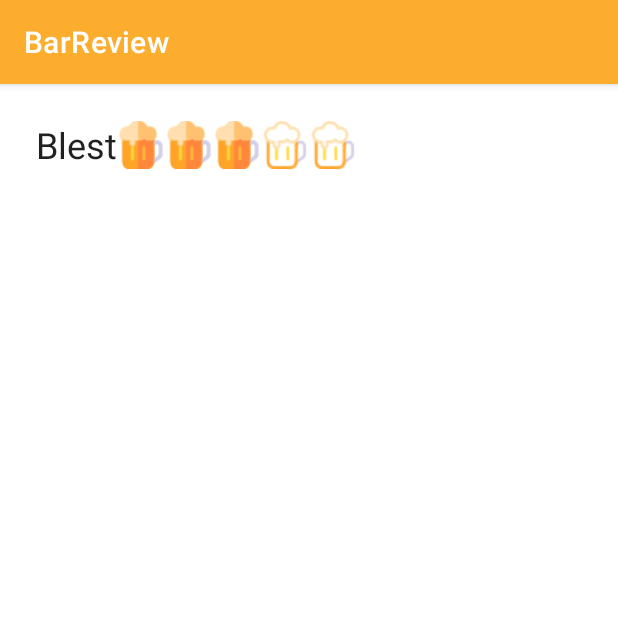
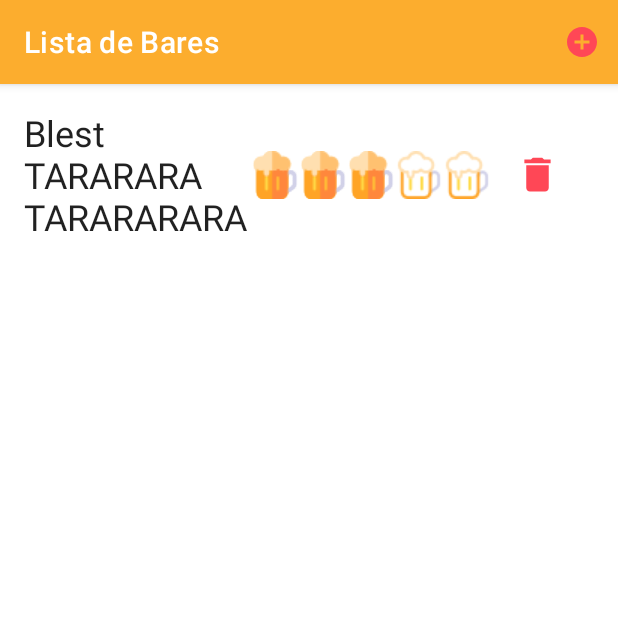
Before and after one commit to gyrivero/debar, an Android app: the BarListFragment screen opened directly, with no data from a screen before it, on a phone screen of 412 x 824 dp, the top half of it. Run offline under Robolectric (Android 15) with nearby library versions, the light colour scheme and no system bars; our stand-ins replace navigation-ui.

Commit message:
1° Menu agregado. Funcionalidades de borrar y agregar bar agregadas

```diff
--- a/app/src/main/java/com/example/barreview/BarFragment.kt
+++ b/app/src/main/java/com/example/barreview/BarFragment.kt
@@ -37,7 +37,9 @@ class BarFragment : Fragment() {
 
     override fun onViewCreated(view: View, savedInstanceState: Bundle?) {
         super.onViewCreated(view, savedInstanceState)
-        binding.nameTV.setText(barId.toString())
+
+        //Provisorio - Falta implementar base de datos
+        binding.barNameTV.setText(barId.toString())
     }
 
     override fun onDestroyView() {
--- a/app/src/main/java/com/example/barreview/BarListFragment.kt
+++ b/app/src/main/java/com/example/barreview/BarListFragment.kt
@@ -1,9 +1,9 @@
 package com.example.barreview
 
+import android.R.attr.data
 import android.os.Bundle
-import android.view.LayoutInflater
-import android.view.View
-import android.view.ViewGroup
+import android.view.*
+import android.widget.Toast
 import androidx.fragment.app.Fragment
 import androidx.recyclerview.widget.GridLayoutManager
 import androidx.recyclerview.widget.LinearLayoutManager
@@ -12,15 +12,23 @@ import com.example.barreview.adapter.BarAdapter
 import com.example.barreview.databinding.FragmentBarListBinding
 import com.example.barreview.model.Bar
 
-private var _binding: FragmentBarListBinding? = null
-private val binding get() = _binding!!
-private lateinit var recyclerView: RecyclerView
-private var isLinearLayoutManager = true
-private lateinit var barList: MutableList<Bar>
 
 class BarListFragment : Fragment() {
+
+    companion object {
+        var checked : Boolean = false;
+    }
+
+    private var _binding: FragmentBarListBinding? = null
+    private val binding get() = _binding!!
+    private lateinit var recyclerView: RecyclerView
+    private var isLinearLayoutManager = true
+    private lateinit var barList: MutableList<Bar>
+    private lateinit var adapter : BarAdapter
+
     override fun onCreate(savedInstanceState: Bundle?) {
         super.onCreate(savedInstanceState)
+        setHasOptionsMenu(true)
     }
 
     override fun onCreateView(
@@ -39,8 +47,9 @@ class BarListFragment : Fragment() {
         chooseLayout()
     }
 
+    //Provisorio - Falta implementar base de datos
     private fun createBar(): MutableList<Bar> {
-        val bar :Bar = Bar(1,"Blest","Cordobna","Palermo",3.0f)
+        val bar :Bar = Bar(1,"Blest TARARARA TARARARARARA","Cordoba","Palermo",3.0f)
         return mutableListOf(bar)
     }
 
@@ -49,15 +58,39 @@ class BarListFragment : Fragment() {
         _binding = null
     }
     private fun chooseLayout() {
+        adapter = BarAdapter(barList,this)
         when (isLinearLayoutManager) {
             true -> {
                 recyclerView.layoutManager = LinearLayoutManager(context)
-                recyclerView.adapter = BarAdapter(barList)
+                recyclerView.adapter = adapter
             }
             false -> {
                 recyclerView.layoutManager = GridLayoutManager(context, 4)
-                recyclerView.adapter = BarAdapter(barList)
+                recyclerView.adapter = adapter
             }
         }
     }
+
+    fun destroyBar(index:Int){
+        Toast.makeText(activity,barList[index].name, Toast.LENGTH_SHORT).show()
+        barList.removeAt(index)
+        adapter.notifyItemRemoved(index)
+    }
+
+    override fun onCreateOptionsMenu(menu: Menu, inflater: MenuInflater) {
+        inflater.inflate(R.menu.layout_menu, menu)
+    }
+
+    override fun onOptionsItemSelected(item: MenuItem): Boolean {
+        return when (item.itemId) {
+            R.id.add_bar -> {
+                val bar :Bar = Bar(1,"Blest TARARARA TARARARARARA","Cordoba","Palermo",3.0f)
+                barList.add(bar)
+                adapter.notifyItemInserted(barList.size-1)
+
+                return true
+            }
+            else -> super.onOptionsItemSelected(item)
+        }
+    }
 }
--- a/app/src/main/java/com/example/barreview/ContainerActivity.kt
+++ b/app/src/main/java/com/example/barreview/ContainerActivity.kt
@@ -7,10 +7,10 @@ import androidx.navigation.fragment.NavHostFragment
 import androidx.navigation.ui.setupActionBarWithNavController
 import com.example.barreview.databinding.ActivityContainerBinding
 
+class ContainerActivity : AppCompatActivity() {
 
-private lateinit var navController: NavController
+    private lateinit var navController: NavController
 
-class ContainerActivity : AppCompatActivity() {
     override fun onCreate(savedInstanceState: Bundle?) {
         super.onCreate(savedInstanceState)
         val binding = ActivityContainerBinding.inflate(layoutInflater)
@@ -18,6 +18,7 @@ class ContainerActivity : AppCompatActivity() {
         val navHostFragment = supportFragmentManager
             .findFragmentById(R.id.navHostFragment) as NavHostFragment
         navController = navHostFragment.navController
+        setupActionBarWithNavController(navController)
     }
 
     override fun onSupportNavigateUp(): Boolean {
--- a/app/src/main/java/com/example/barreview/adapter/BarAdapter.kt
+++ b/app/src/main/java/com/example/barreview/adapter/BarAdapter.kt
@@ -1,21 +1,24 @@
 package com.example.barreview.adapter
 
-import android.content.Context
 import android.view.LayoutInflater
 import android.view.View
 import android.view.ViewGroup
+import android.widget.CheckBox
+import android.widget.ImageButton
 import android.widget.RatingBar
 import android.widget.TextView
 import androidx.navigation.findNavController
 import androidx.recyclerview.widget.RecyclerView
+import com.example.barreview.BarListFragment
 import com.example.barreview.BarListFragmentDirections
 import com.example.barreview.R
 import com.example.barreview.model.Bar
 
-class BarAdapter (private val barList: List<Bar>) : RecyclerView.Adapter<BarAdapter.ItemViewHolder>() {
+class BarAdapter (private val barList: List<Bar>, private val fragment : BarListFragment) : RecyclerView.Adapter<BarAdapter.ItemViewHolder>() {
     class ItemViewHolder(private val view: View) : RecyclerView.ViewHolder(view) {
-        val textView: TextView = view.findViewById(R.id.barTitle)
-        val ratingBar: RatingBar = view.findViewById(R.id.ratingBar)
+        val textView: TextView = view.findViewById(R.id.itemBarTV)
+        val ratingBar: RatingBar = view.findViewById(R.id.itemRB)
+        val imageButton : ImageButton = view.findViewById(R.id.itemDeleteIB)
     }
 
     override fun onCreateViewHolder(parent: ViewGroup, viewType: Int): ItemViewHolder {
@@ -29,6 +32,9 @@ class BarAdapter (private val barList: List<Bar>) : RecyclerView.Adapter<BarAdap
         val item = barList[position]
         holder.textView.text = item.name
         holder.ratingBar.rating = item.rating
+        holder.imageButton.setOnClickListener{
+            fragment.destroyBar(position)
+        }
         holder.itemView.setOnClickListener{
             val action = BarListFragmentDirections.actionBarListFragmentToBarFragment(id = item.id)
             holder.itemView.findNavController().navigate(action)
--- /dev/null
+++ b/app/src/main/res/drawable/ic_baseline_add_circle_24.xml
@@ -0,0 +1,5 @@
+<vector android:height="24dp" android:tint="#FF4756"
+    android:viewportHeight="24" android:viewportWidth="24"
+    android:width="24dp" xmlns:android="http://schemas.android.com/apk/res/android">
+    <path android:fillColor="@android:color/white" android:pathData="M12,2C6.48,2 2,6.48 2,12s4.48,10 10,10 10,-4.48 10,-10S17.52,2 12,2zM17,13h-4v4h-2v-4L7,13v-2h4L11,7h2v4h4v2z"/>
+</vector>
--- /dev/null
+++ b/app/src/main/res/drawable/ic_baseline_delete_24.xml
@@ -0,0 +1,5 @@
+<vector android:height="30dp" android:tint="#FF4756"
+    android:viewportHeight="24" android:viewportWidth="24"
+    android:width="30dp" xmlns:android="http://schemas.android.com/apk/res/android">
+    <path android:fillColor="@android:color/white" android:pathData="M6,19c0,1.1 0.9,2 2,2h8c1.1,0 2,-0.9 2,-2V7H6v12zM19,4h-3.5l-1,-1h-5l-1,1H5v2h14V4z"/>
+</vector>
--- a/app/src/main/res/layout/bar_list_item.xml
+++ b/app/src/main/res/layout/bar_list_item.xml
@@ -6,26 +6,50 @@
     android:layout_height="wrap_content">
 
     <TextView
-        android:id="@+id/barTitle"
-        android:layout_width="wrap_content"
+        android:id="@+id/itemBarTV"
+        android:layout_width="0dp"
         android:layout_height="wrap_content"
-        android:layout_margin="8dp"
-        android:text="hola"
+        android:ellipsize="none"
+        android:maxWidth="150dp"
+        android:maxLines="3"
+        android:singleLine="false"
+        android:text="Hola"
         android:textAppearance="?attr/textAppearanceHeadline5"
         app:layout_constraintBottom_toBottomOf="parent"
         app:layout_constraintStart_toStartOf="parent"
         app:layout_constraintTop_toTopOf="parent" />
 
     <RatingBar
-        android:id="@+id/ratingBar"
+        android:id="@+id/itemRB"
+        style="@style/CustomRatingBarStyle"
         android:layout_width="wrap_content"
         android:layout_height="wrap_content"
+        android:layout_marginStart="8dp"
+        android:isIndicator="true"
+        app:layout_constraintBottom_toBottomOf="parent"
+        app:layout_constraintEnd_toStartOf="@+id/guideline2"
+        app:layout_constraintStart_toEndOf="@+id/itemBarTV"
+        app:layout_constraintTop_toTopOf="parent" />
+
+    <ImageButton
+        android:id="@+id/itemDeleteIB"
+        android:layout_width="30dp"
+        android:layout_height="wrap_content"
+        android:background="#00FFFFFF"
+        android:contentDescription="Boton para borrar"
         app:layout_constraintBottom_toBottomOf="parent"
         app:layout_constraintEnd_toEndOf="parent"
-        app:layout_constraintStart_toEndOf="@+id/barTitle"
+        app:layout_constraintStart_toStartOf="@+id/guideline2"
         app:layout_constraintTop_toTopOf="parent"
-        style="@style/CustomRatingBarStyle"
-        android:rating="3.5"
-        android:isIndicator="true"/>
+        app:srcCompat="@drawable/ic_baseline_delete_24" />
+
+    <androidx.constraintlayout.widget.Guideline
+        android:id="@+id/guideline2"
+        android:layout_width="wrap_content"
+        android:layout_height="wrap_content"
+        android:orientation="vertical"
+        app:layout_constraintGuide_begin="358dp"
+        app:layout_constraintGuide_percent=".8" />
+
 
 </androidx.constraintlayout.widget.ConstraintLayout>
--- a/app/src/main/res/layout/fragment_bar.xml
+++ b/app/src/main/res/layout/fragment_bar.xml
@@ -7,7 +7,7 @@
 
     <!-- TODO: Update blank fragment layout -->
     <TextView
-        android:id="@+id/nameTV"
+        android:id="@+id/barNameTV"
         android:layout_width="match_parent"
         android:layout_height="match_parent"
         android:text="Hola" />
--- /dev/null
+++ b/app/src/main/res/menu/layout_menu.xml
@@ -0,0 +1,8 @@
+<?xml version="1.0" encoding="utf-8"?>
+<menu xmlns:android="http://schemas.android.com/apk/res/android"
+    xmlns:app="http://schemas.android.com/apk/res-auto">
+    <item android:id="@+id/add_bar"
+        android:icon="@drawable/ic_baseline_add_circle_24"
+        app:showAsAction="always"
+        android:title="Lista de Bares" />
+</menu>
--- a/app/src/main/res/navigation/nav_graph.xml
+++ b/app/src/main/res/navigation/nav_graph.xml
@@ -8,8 +8,8 @@
     <fragment
         android:id="@+id/barListFragment"
         android:name="com.example.barreview.BarListFragment"
-        android:label="fragment_bar_list"
-        tools:layout="@layout/fragment_bar_list" >
+        android:label="@string/barlist_title"
+        tools:layout="@layout/fragment_bar_list">
         <action
             android:id="@+id/action_barListFragment_to_barFragment"
             app:destination="@id/barFragment" />
@@ -17,8 +17,8 @@
     <fragment
         android:id="@+id/barFragment"
         android:name="com.example.barreview.BarFragment"
-        android:label="fragment_bar"
-        tools:layout="@layout/fragment_bar" >
+        android:label="@string/bar_title"
+        tools:layout="@layout/fragment_bar">
         <argument
             android:name="id"
             app:argType="integer" />
--- a/app/src/main/res/values/strings.xml
+++ b/app/src/main/res/values/strings.xml
@@ -5,6 +5,6 @@
     <string name="all_pass">Contraseña</string>
     <string name="all_user">Usuario</string>
     <string name="main_login">Ingresar</string>
-    <!-- TODO: Remove or change this placeholder text -->
-    <string name="hello_blank_fragment">Hello blank fragment</string>
+    <string name="barlist_title">Lista de Bares</string>
+    <string name="bar_title">Reseña</string>
 </resources>
```
Also changed, not shown: app/src/main/res/drawable/ic_beer_empty.png (deleted), app/src/main/res/drawable/ic_beer_fill.png (deleted).
